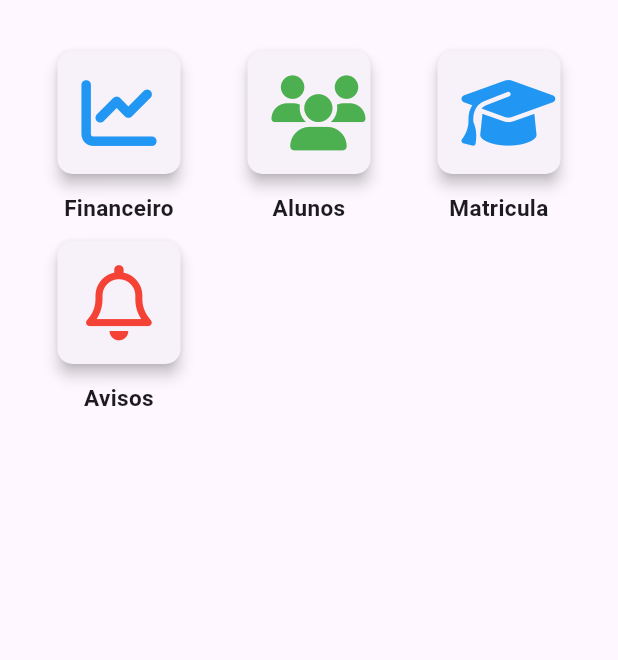
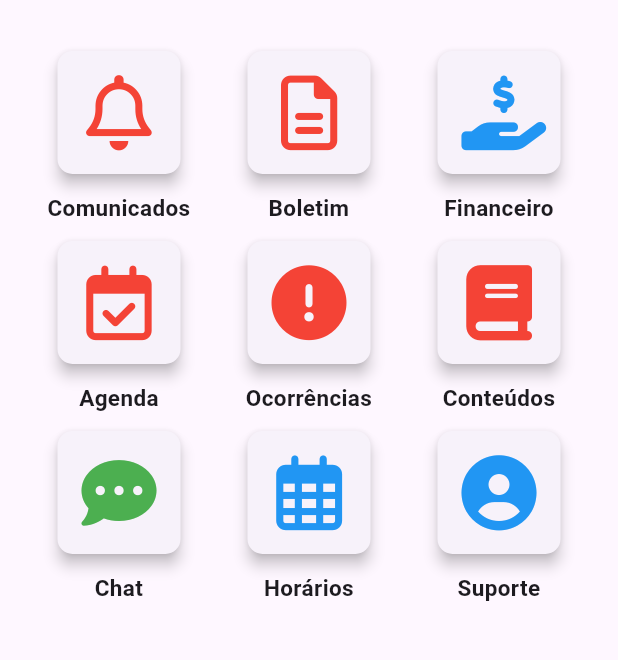
Before and after one commit to EliasPacheco/projeto-escola, a Flutter app: the screen it shows after launch, on a phone screen of 412 x 824 dp, the part 63-723 px from its top. Run offline on Flutter 3.47's test engine with Material 3 defaults, Android fonts, the phone set to English and light mode, and no system bars; our stand-ins replace font_awesome_flutter, image_picker.

Commit message:
add cards

```diff
--- a/lib/home.dart
+++ b/lib/home.dart
@@ -35,38 +35,71 @@ class MyHomePage extends StatelessWidget {
         padding: EdgeInsets.all(16.0),
         children: [
           MyCard(
+            title: 'Comunicados',
+            icon: FontAwesomeIcons.bell,
+            cardColor: Colors.red,
+            onTap: () {
+              Navigator.pushNamed(context, 'avisos/AvisosHome');
+            },
+          ),
+          MyCard(
+            title: 'Boletim',
+            icon: FontAwesomeIcons.fileAlt,
+            cardColor: Colors.red,
+            onTap: () {},
+          ),
+          MyCard(
             title: 'Financeiro',
-            icon: FontAwesomeIcons.chartLine,
+            icon: FontAwesomeIcons.handHoldingDollar,
             cardColor: Colors.blue,
             onTap: () {
               Navigator.pushNamed(context, 'financeiro/FinanceiroHome');
             },
           ),
           MyCard(
-            title: 'Alunos',
-            icon: FontAwesomeIcons.users,
+            title: 'Agenda',
+            icon: FontAwesomeIcons.calendarCheck,
+            cardColor: Colors.red,
+            onTap: () {},
+          ),
+          MyCard(
+            title: 'Ocorrências',
+            icon: FontAwesomeIcons.circleExclamation,
+            cardColor: Colors.red,
+            onTap: () {},
+          ),
+          MyCard(
+            title: 'Conteúdos',
+            icon: FontAwesomeIcons.book,
+            cardColor: Colors.red,
+            onTap: () {},
+          ),
+          MyCard(
+            title: 'Chat',
+            icon: FontAwesomeIcons.solidCommentDots,
             cardColor: Colors.green,
             onTap: () {
-              Navigator.pushNamed(context, 'alunos/AlunoHome');
+              //Navigator.pushNamed(context, 'alunos/AlunoHome');
             },
           ),
           MyCard(
-            title: 'Matricula',
-            icon: FontAwesomeIcons.graduationCap,
+            title: 'Horários',
+            icon: FontAwesomeIcons.calendarAlt,
             cardColor: Colors.blue,
             onTap: () {
-              Navigator.pushNamed(context, 'alunos/MatriculaScreen');
+
+              //Navigator.pushNamed(context, 'alunos/MatriculaScreen');
             },
           ),
           MyCard(
-            title: 'Avisos',
-            icon: FontAwesomeIcons.bell,
-            cardColor: Colors.red,
+            title: 'Suporte',
+            icon: FontAwesomeIcons.solidCircleUser,
+            cardColor: Colors.blue,
             onTap: () {
-              Navigator.pushNamed(context, 'avisos/AvisosHome');
+
+              //Navigator.pushNamed(context, 'alunos/MatriculaScreen');
             },
           ),
-          // Adicione mais cartões conforme necessário
         ],
       ),
     );
```
